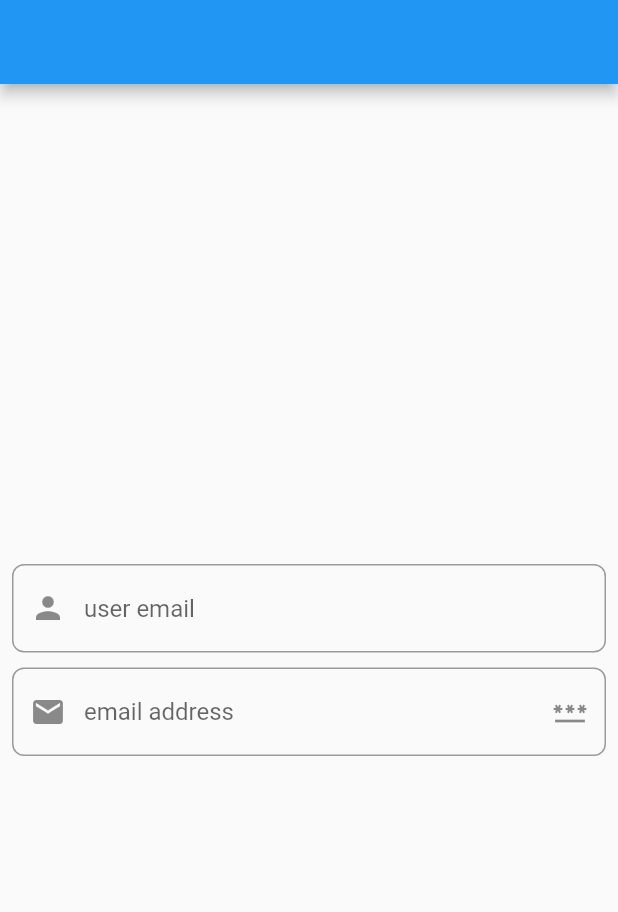
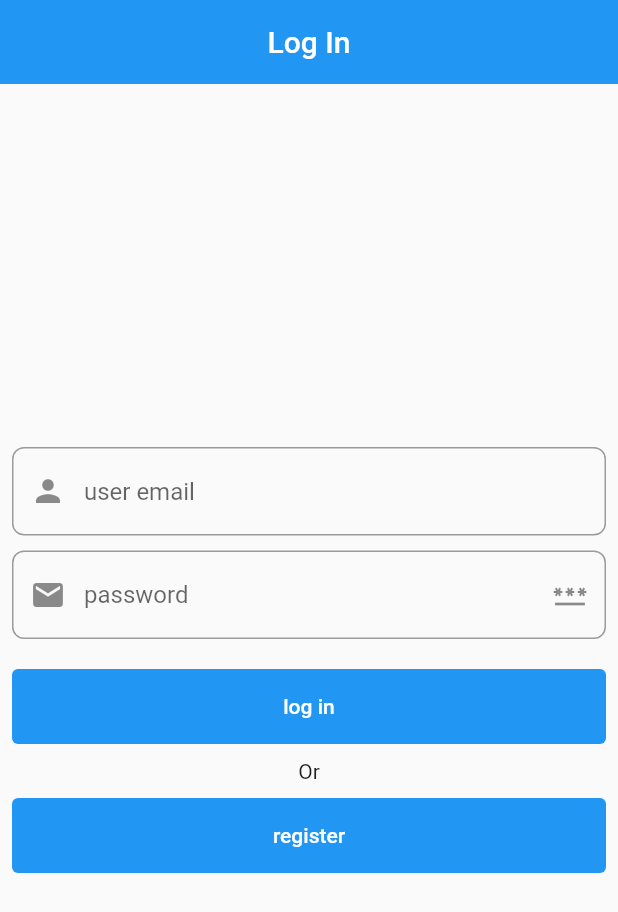
Before and after one commit to mohamadElEaswy/social-media-app, a Flutter app: the screen it shows after launch, on a phone screen of 412 x 824 dp. Shown: the top 912 px of the screen. Run offline on Flutter 3.47's test engine with Material 2 defaults, Android fonts, the phone set to English and light mode, and no system bars; our stand-ins replace cloud_firestore, firebase_auth, firebase_core, flutter_bloc; accounts and stored records are empty.

Commit message:
26/10/2021

```diff
--- a/lib/core/blocs/auth_bloc/auth_states.dart
+++ b/lib/core/blocs/auth_bloc/auth_states.dart
@@ -3,6 +3,25 @@ abstract class AuthState{}
 class LoginInitState extends AuthState{}
 class LoginLoadingState extends AuthState{}
 class LoginSuccessState extends AuthState{}
-class LoginErrorState extends AuthState{}
+class LoginErrorState extends AuthState{
+  final String error;
 
+  LoginErrorState({required this.error});
+}
+
+
+class LoadingRegisterState extends AuthState{}
+class SuccessRegisterState extends AuthState{}
+class ErrorRegisterState extends AuthState{
+  final String error;
+
+  ErrorRegisterState({required this.error});
+}
+class LoadingCreateUser extends AuthState{}
+class SuccessCreateUser extends AuthState{}
+class ErrorCreateUser extends AuthState{
+  final String error;
+
+  ErrorCreateUser({required this.error});
+}
 class ChangePasswordVisibility extends AuthState{}
--- /dev/null
+++ b/lib/core/models/user_model.dart
@@ -0,0 +1,22 @@
+class UserModel {
+  String? name;
+  String? phone;
+  String? email;
+  String? uId;
+
+  UserModel(
+      {required this.name,
+      required this.email,
+      required this.phone,
+      required this.uId});
+
+  UserModel.fromJson(Map<String, dynamic> json) {
+    name = json['name'] as String;
+    phone = json['phone'] as String;
+    email = json['email'] as String;
+    uId = json['email'] as String;
+  }
+  Map<String, dynamic> toMap() {
+    return {'name': name, 'phone': phone, 'email': email, 'uId': uId};
+  }
+}
--- a/lib/core/routes/routes.dart
+++ b/lib/core/routes/routes.dart
@@ -0,0 +1,29 @@
+import 'package:flutter/cupertino.dart';
+import 'package:flutter/material.dart';
+import 'package:untitled/ui/screens/home_screen/home_screen.dart';
+import 'package:untitled/ui/screens/login_screen/login_screen.dart';
+import 'package:untitled/ui/screens/register_screen/register_screen.dart';
+
+class RouteGenerator{
+  static Route<dynamic> generateRoute(RouteSettings settings){
+    final args = settings.arguments;
+
+    switch (settings.name){
+      case '/' : return MaterialPageRoute(builder: (context) => const LoginScreen());
+      case RegisterScreen.routeName : return MaterialPageRoute(builder: (context)=> const RegisterScreen());
+      case HomeScreen.routeName : return MaterialPageRoute(builder: (context)=> const HomeScreen());
+      default: return _errorRoute();
+    }
+  }
+
+  static Route<dynamic> _errorRoute() {
+    return MaterialPageRoute(builder: (context){
+      return Scaffold(
+        appBar: AppBar(title: const Text('Error Screen'),),
+        body: const Center(
+          child: Text('Error Screen'),
+        ),
+      );
+    });
+  }
+}
--- a/lib/ui/screens/login_screen/login_screen.dart
+++ b/lib/ui/screens/login_screen/login_screen.dart
@@ -1,40 +1,96 @@
 import 'package:flutter/material.dart';
+import 'package:flutter_bloc/flutter_bloc.dart';
+import 'package:untitled/core/blocs/auth_bloc/auth_cubit.dart';
+import 'package:untitled/core/blocs/auth_bloc/auth_states.dart';
+import 'package:untitled/core/routes/constant_route_functions.dart';
+import 'package:untitled/ui/screens/register_screen/register_screen.dart';
+import 'package:untitled/ui/widgets/default_form_button.dart';
 import 'package:untitled/ui/widgets/default_text_form_field.dart';
+
 final TextEditingController nameController = TextEditingController();
+final TextEditingController passwordController = TextEditingController();
 
-class LoginScreen extends StatelessWidget {
+class LoginScreen extends StatefulWidget {
   const LoginScreen({Key? key}) : super(key: key);
-  static const String routeName= '/login';
+  static const String routeName = '/login';
 
+  @override
+  State<LoginScreen> createState() => _LoginScreenState();
+}
 
+class _LoginScreenState extends State<LoginScreen> {
   @override
   Widget build(BuildContext context) {
     var formKey = GlobalKey<FormState>();
+    return BlocConsumer<AuthCubit, AuthState>(
+      listener: (context, state) {
+        // TODO: implement listener
+      },
+      builder: (context, state) {
+        AuthCubit cubit = AuthCubit.get(context);
         return Scaffold(
-      appBar: AppBar(),
+          appBar: AppBar(
+            title: const Text('Log In'),
+            centerTitle: true,
+          ),
           body: Center(
             child: SingleChildScrollView(
               padding: const EdgeInsets.all(8.0),
-          child: Form(key: formKey,
+              child: Form(
+                key: formKey,
                 child: Column(
                   children: [
                     DefaultTextFormField(
-                  onFieldSubmitted: (String? value){},
-                  validator: (String? value){},
+                      obscureText: false,
+                      onFieldSubmitted: (String? value) {},
+                      validator: (String? value) {
+                        if (value!.isEmpty) {
+                          return 'please enter your email';
+                        }
+                      },
                       controller: nameController,
                       keyboardType: TextInputType.emailAddress,
                       prefixIcon: Icons.person,
                       hintText: 'user email',
                     ),
-                const SizedBox(height: 10.0,),
+                    const SizedBox(height: 10.0),
                     DefaultTextFormField(
-                  onFieldSubmitted: (String? value){},
-                  validator: (String? value){},
-                  controller: nameController,
+                      obscureText: cubit.obscureText,
+                      onFieldSubmitted: (String? value) {},
+                      validator: (String? value) {
+                        if (value!.isEmpty) {
+                          return 'please enter your password';
+                        }
+                      },
+                      controller: passwordController,
                       keyboardType: TextInputType.text,
                       prefixIcon: Icons.mail,
                       suffixIcon: Icons.password,
-                  hintText: 'email address',suffixOnPressed: (){},
+                      hintText: 'password',
+                      suffixOnPressed: () => cubit.obscurePassword(),
+                    ),
+                    const SizedBox(height: 20.0),
+                    DefaultFormButton(
+                      onPressed: () {
+                        if (formKey.currentState!.validate()) {
+                          cubit.userLogin(
+                              email: emailController.text,
+                              password: passwordController.text);
+                        }
+                      },
+                      text: 'log in',
+                    ),
+                    const SizedBox(height: 10.0),
+                    const Text('Or'),
+                    const SizedBox(height: 10.0),
+                    DefaultFormButton(
+                      onPressed: () {
+                        navigate(
+                          context: context,
+                          namedRoute: RegisterScreen.routeName,
+                        );
+                      },
+                      text: 'register',
                     ),
                   ],
                 ),
@@ -42,5 +98,7 @@ class LoginScreen extends StatelessWidget {
             ),
           ),
         );
+      },
+    );
   }
 }
--- /dev/null
+++ b/lib/ui/widgets/default_form_button.dart
@@ -0,0 +1,21 @@
+import 'package:flutter/material.dart';
+
+class DefaultFormButton extends StatelessWidget {
+  const DefaultFormButton({Key? key, required this.onPressed, required this.text}) : super(key: key);
+
+  final Function onPressed;
+  final String text;
+  @override
+  Widget build(BuildContext context) {
+    return SizedBox(
+        width: double.infinity,
+        height: 50.0,
+        child: ElevatedButton(onPressed: () =>onPressed(), child: Text(text),
+        style: elevatedButtonStyle,
+        ));
+  }
+}
+
+final ButtonStyle elevatedButtonStyle = ButtonStyle(
+  elevation: MaterialStateProperty.all(0.0),
+);
--- a/lib/ui/widgets/default_text_form_field.dart
+++ b/lib/ui/widgets/default_text_form_field.dart
@@ -2,9 +2,10 @@ import 'package:flutter/material.dart';
 import 'package:untitled/config/theme/constatnt_colors.dart';
 
 class DefaultTextFormField extends StatelessWidget {
+
   const DefaultTextFormField({
     Key? key,
-    obscureText,
+    required this.obscureText,
     this.suffixIcon,
     this.prefixIcon,
     this.suffixOnPressed,
@@ -14,7 +15,6 @@ class DefaultTextFormField extends StatelessWidget {
     required this.validator,
     required this.hintText,
   }) : super(key: key);
-  final bool obscureText = false;
   final TextInputType keyboardType;
   final TextEditingController controller;
   final Function onFieldSubmitted;
@@ -23,7 +23,9 @@ class DefaultTextFormField extends StatelessWidget {
   final String? hintText;
   final IconData? suffixIcon;
   final IconData? prefixIcon;
-  // String value;
+  final bool obscureText;
+
+
   @override
   Widget build(BuildContext context) {
     return TextFormField(
--- a/pubspec.yaml
+++ b/pubspec.yaml
@@ -39,6 +39,9 @@ dependencies:
   flutter_bloc: ^7.3.1
   dio: ^4.0.0
   shared_preferences: ^2.0.8
+  firebase_core: ^1.8.0
+  firebase_auth: ^3.1.4
+  cloud_firestore: ^2.5.4
 
 dev_dependencies:
   flutter_test:
```
Also changed, not shown: lib/core/blocs/auth_bloc/auth_cubit.dart (+66 -1 lines), lib/core/routes/constant_route_functions.dart (added, +8 -0 lines), lib/main.dart (+16 -38 lines), lib/ui/screens/home_screen/home_screen.dart (added, +13 -0 lines), lib/ui/screens/register_screen/register_screen.dart (added, +147 -0 lines), pubspec.lock, 1 other file. Lines whose indentation alone changed are shown as unchanged.
